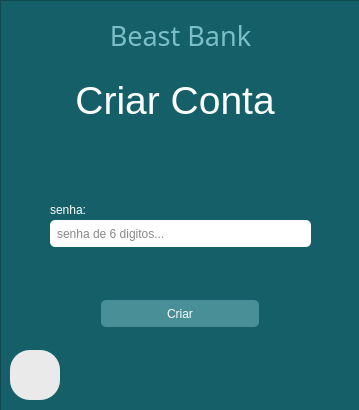
First picture: the form in banco/ui/5_criar_conta.ui, repository JoaoVitorMoreiraPassos/Banco_POO2, before the edit.
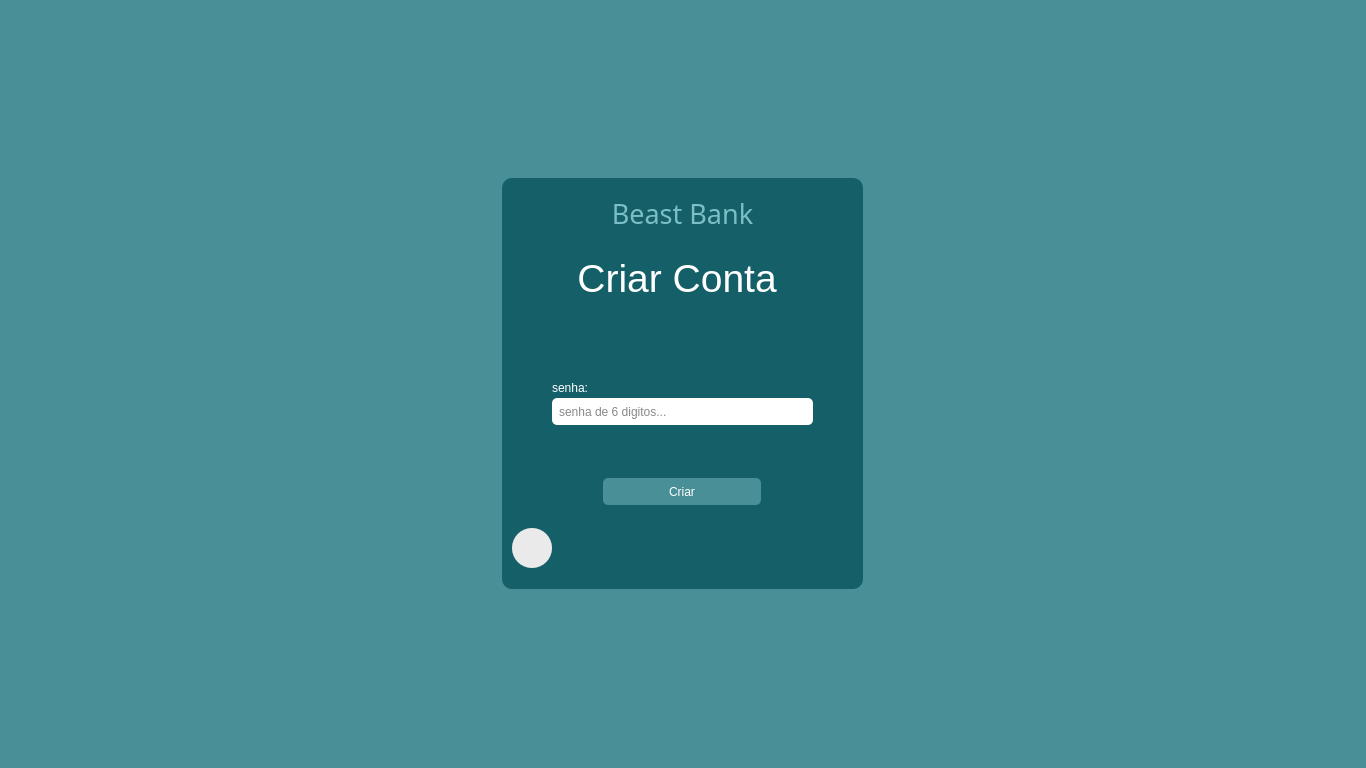
Second picture: the form after the edit.

Commit message: Implementação do grid layout e pequenas modificações nas telas

```diff
--- a/banco/ui/5_criar_conta.ui
+++ b/banco/ui/5_criar_conta.ui
@@ -6,25 +6,37 @@
    <rect>
     <x>0</x>
     <y>0</y>
-    <width>359</width>
-    <height>410</height>
+    <width>1366</width>
+    <height>768</height>
    </rect>
   </property>
   <property name="windowTitle">
    <string>Criar Conta</string>
   </property>
+  <property name="styleSheet">
+   <string notr="true">background-color: #498f97;
+
+</string>
+  </property>
   <widget class="QWidget" name="centralwidget">
+   <layout class="QGridLayout" name="gridLayout">
+    <item row="0" column="0">
    <widget class="QFrame" name="frame">
-    <property name="geometry">
-     <rect>
-      <x>0</x>
-      <y>0</y>
+      <property name="minimumSize">
+       <size>
       <width>361</width>
       <height>411</height>
-     </rect>
+       </size>
+      </property>
+      <property name="maximumSize">
+       <size>
+        <width>361</width>
+        <height>411</height>
+       </size>
     </property>
     <property name="styleSheet">
      <string notr="true">background-color: #156068;
+border-radius: 10px
 
 </string>
     </property>
@@ -162,8 +174,8 @@
       <rect>
        <x>10</x>
        <y>350</y>
-       <width>50</width>
-       <height>50</height>
+         <width>40</width>
+         <height>40</height>
       </rect>
      </property>
      <property name="cursor">
@@ -183,8 +195,8 @@
       <rect>
        <x>10</x>
        <y>350</y>
-       <width>50</width>
-       <height>50</height>
+         <width>40</width>
+         <height>40</height>
       </rect>
      </property>
      <property name="cursor">
@@ -206,6 +218,8 @@
     <zorder>label_3</zorder>
     <zorder>voltar</zorder>
    </widget>
+    </item>
+   </layout>
   </widget>
  </widget>
  <resources/>
```
Lines whose indentation alone changed are shown as unchanged. The commit also changes 24 other files.
